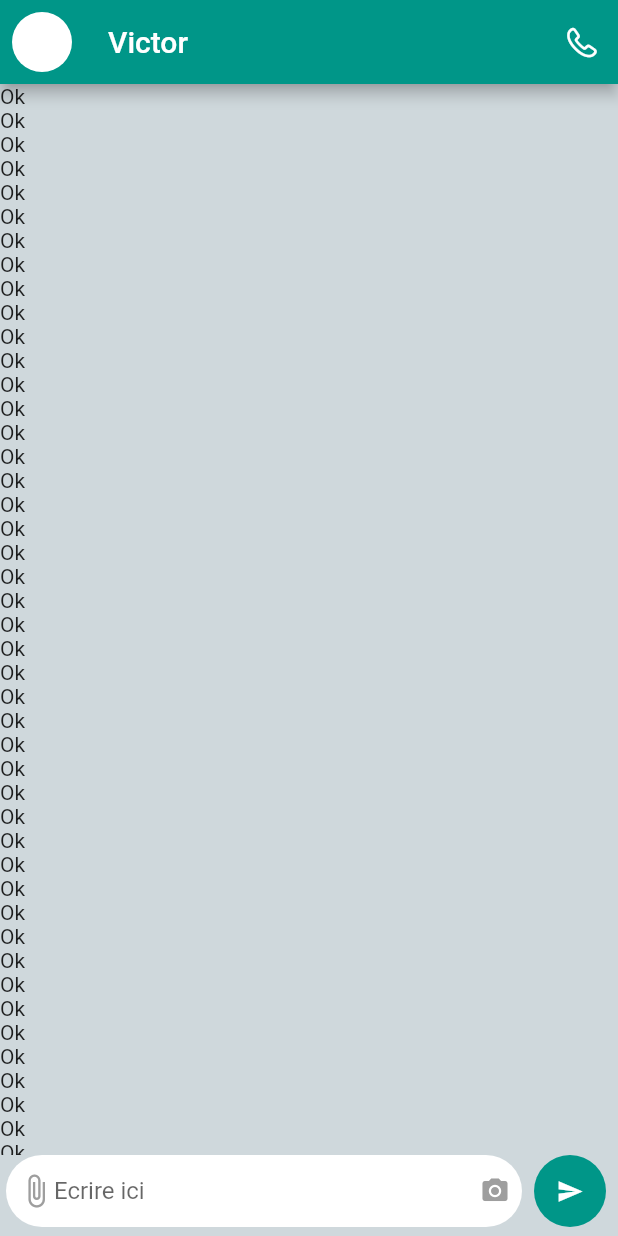
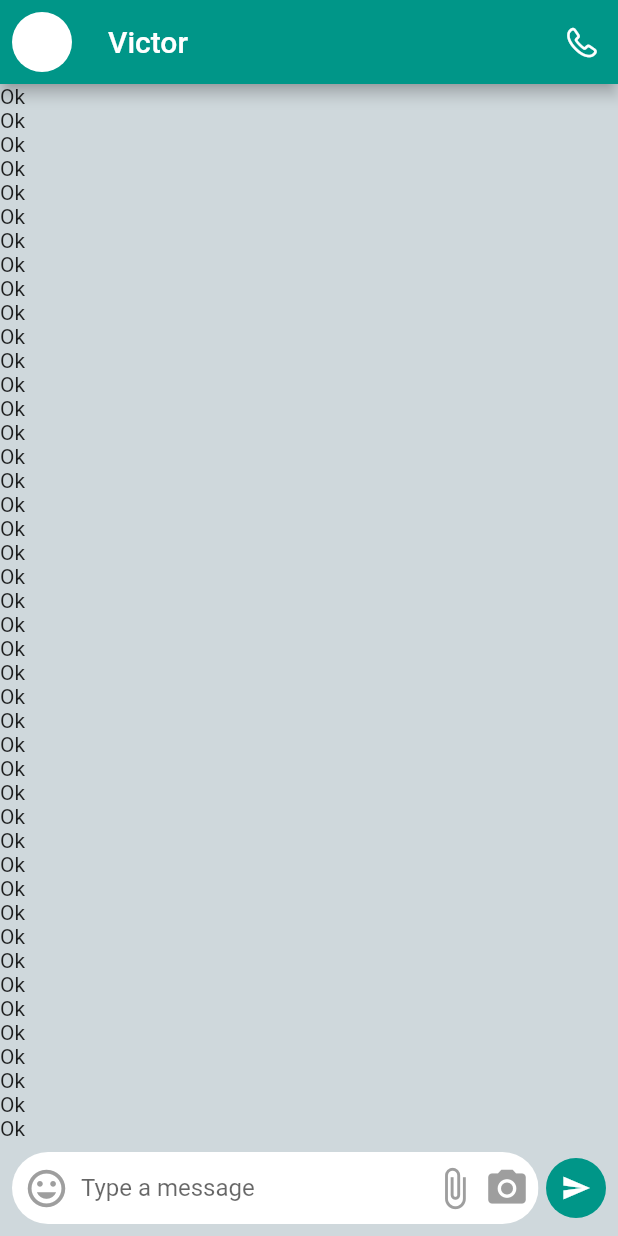
Before and after one commit to leenorshn/whatsapp_clone1, a Flutter app: the ChatRoom screen opened by its route, on a phone screen of 412 x 824 dp. Run offline on Flutter 3.47's test engine with Material 2 defaults, Android fonts, the phone set to English and light mode, and no system bars.

Commit message:
jour 2 done

```diff
--- a/lib/screens/chat_room.dart
+++ b/lib/screens/chat_room.dart
@@ -9,14 +9,14 @@ class ChatRoom extends StatefulWidget {
 }
 
 class _ChatRoomState extends State<ChatRoom> {
-  final roundedContainer = ClipRRect(
-    borderRadius: BorderRadius.circular(20.0),
+  final Widget roundedContainer = ClipRRect(
+    borderRadius: BorderRadius.circular(30.0),
     child: Container(
       color: Colors.white,
       child: Row(
         children: <Widget>[
           const SizedBox(width: 8.0),
-          Icon(Icons.insert_emoticon, size: 30.0, color: Colors.grey[700]),
+          Icon(Icons.insert_emoticon, size: 30.0, color: Colors.grey[500]),
           const SizedBox(width: 8.0),
           const Expanded(
             child: TextField(
@@ -26,9 +26,9 @@ class _ChatRoomState extends State<ChatRoom> {
               ),
             ),
           ),
-          Icon(Icons.attach_file, size: 30.0, color: Colors.grey[700]),
+          Icon(Icons.attach_file, size: 30.0, color: Colors.grey[500]),
           const SizedBox(width: 5.0),
-          Icon(Icons.camera_alt, size: 30.0, color: Colors.grey[700]),
+          Icon(Icons.camera_alt, size: 30.0, color: Colors.grey[500]),
           const SizedBox(width: 6.0),
         ],
       ),
@@ -60,63 +60,30 @@ class _ChatRoomState extends State<ChatRoom> {
                 },
               ),
             ),
-            Container(
-              margin: const EdgeInsets.only(bottom: 6, left: 4),
+            Padding(
+              padding: const EdgeInsets.all(8.0),
               child: Row(
-                children: [
+                children: <Widget>[
                   Expanded(
-                    child: ClipRRect(
-                      borderRadius: BorderRadius.circular(25),
-                      child: Container(
-                        padding: const EdgeInsets.symmetric(horizontal: 8),
+                    child: roundedContainer,
+                  ),
+                  const SizedBox(
+                    width: 5.0,
+                  ),
+                  GestureDetector(
+                    onTap: () {},
+                    child: const CircleAvatar(
+                      backgroundColor: Colors.teal,
+                      child: Icon(
+                        Icons.send,
                         color: Colors.white,
-                        child: Row(
-                          children: const [
-                            Icon(
-                              Icons.attach_file,
-                              color: Colors.grey,
-                            ),
-                            Expanded(
-                              child: TextField(
-                                decoration: InputDecoration(
-                                  hintText: "Ecrire ici",
-                                  border: InputBorder.none,
-                                ),
-                              ),
-                            ),
-                            Icon(
-                              Icons.camera_alt,
-                              color: Colors.grey,
-                              size: 20,
-                            ),
-                          ],
-                        ),
+                        size: 20,
                       ),
                     ),
                   ),
-                  const SizedBox(
-                    width: 8,
-                  ),
-                  Container(
-                    height: 48,
-                    width: 48,
-                    decoration: BoxDecoration(
-                        color: Colors.teal,
-                        borderRadius: BorderRadius.circular(28)),
-                    child: const Center(
-                      child: Icon(
-                        Icons.send,
-                        size: 18,
-                        color: Colors.white,
-                      ),
-                    ),
-                  ),
-                  const SizedBox(
-                    width: 8,
-                  )
                 ],
               ),
-            ),
+            )
           ],
         ),
       ),
```
